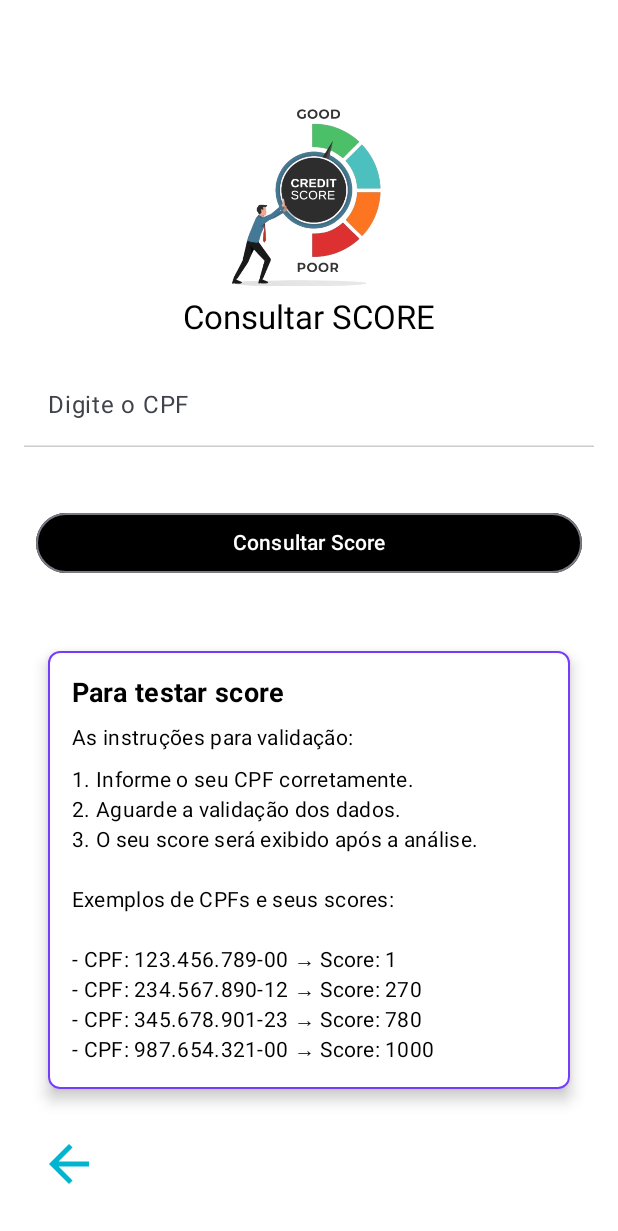
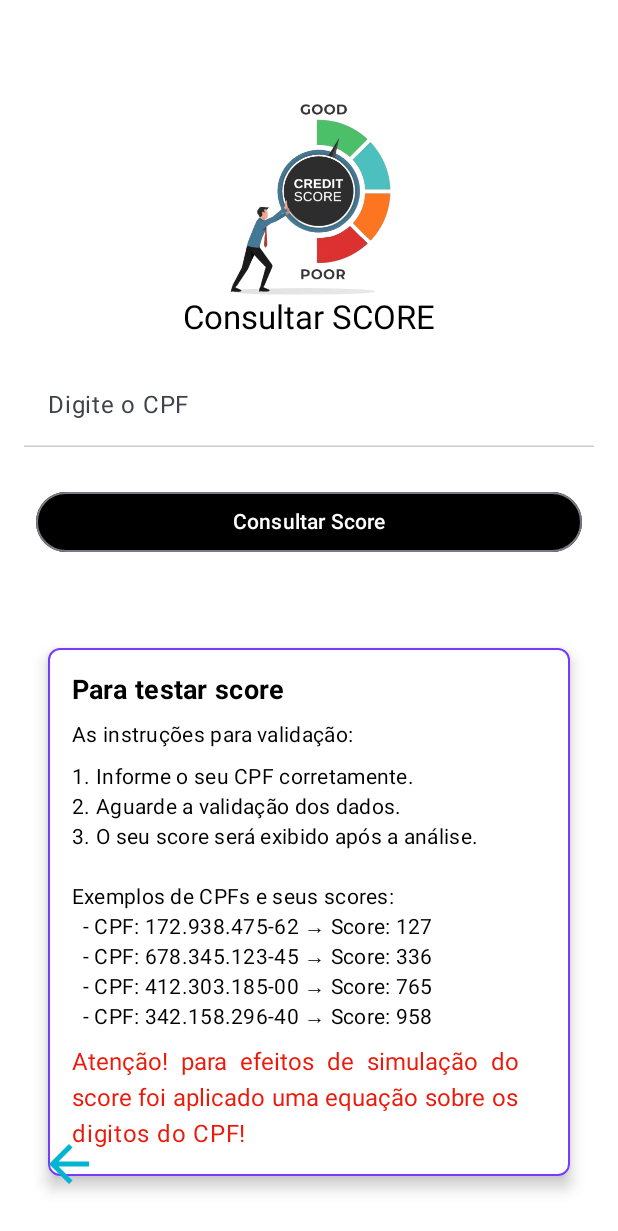
Before and after one commit to RaulAlencar/ChallengeQuod, an Android app built with Jetpack Compose: the CheckScoreScreen screen opened through its navigation route, on a phone screen of 412 x 824 dp. Shown: the top 1231 px of the screen. Run offline under Robolectric (Android 15) with nearby library versions, the phone set to English and light mode, and no system bars.

Commit message:
Mudanças na tela home e validações nas telas SIM Swap, Autenticacao cadastral e Score antifraude

```diff
--- a/app/src/main/java/br/com/fiap/challengequod/screens/CheckScoreScreen.kt
+++ b/app/src/main/java/br/com/fiap/challengequod/screens/CheckScoreScreen.kt
@@ -41,6 +41,7 @@ import androidx.compose.ui.res.painterResource
 import androidx.compose.ui.text.font.FontWeight
 import androidx.compose.ui.text.input.KeyboardType
 import androidx.compose.ui.text.style.TextAlign
+import androidx.compose.ui.text.style.TextDecoration
 import androidx.compose.ui.unit.dp
 import androidx.compose.ui.unit.sp
 import androidx.navigation.NavController
@@ -123,7 +124,7 @@ fun CheckScoreScreen(navController: NavController) {
                 )
             }
 
-            Spacer(modifier = Modifier.height(40.dp))
+            Spacer(modifier = Modifier.height(26.dp))
 
             // Botão de Verificação
             OutlinedButton(
@@ -147,17 +148,22 @@ fun CheckScoreScreen(navController: NavController) {
                 Text(text = "Consultar Score", fontSize = 14.sp)
             }
 
+            Spacer(modifier = Modifier.height(24.dp))
             // Exibe o score calculado
             if (score > 0) {
                 Text(
                     text = "Seu Score é: $score",
-                    style = MaterialTheme.typography.titleMedium,
-                    color = BlackQuod
+                    style = MaterialTheme.typography.titleMedium.copy(
+                        textDecoration = TextDecoration.Underline
+                    ),
+                    color = PurpleQuod,
+                    fontSize = 22.sp
                 )
+
             }
 
             // Card com título e instruções
-            Spacer(modifier = Modifier.height(32.dp)) // Espaço antes do Card
+            Spacer(modifier = Modifier.height(20.dp)) // Espaço antes do Card
 
             Card(
                 modifier = Modifier
@@ -201,15 +207,22 @@ fun CheckScoreScreen(navController: NavController) {
                             3. O seu score será exibido após a análise.
 
                             Exemplos de CPFs e seus scores:
-
-                            - CPF: 123.456.789-00 → Score: 1
-                            - CPF: 234.567.890-12 → Score: 270
-                            - CPF: 345.678.901-23 → Score: 780
-                            - CPF: 987.654.321-00 → Score: 1000
+                              - CPF: 172.938.475-62 → Score: 127
+                              - CPF: 678.345.123-45 → Score: 336
+                              - CPF: 412.303.185-00 → Score: 765
+                              - CPF: 342.158.296-40 → Score: 958
                              """.trimIndent(),
                         style = MaterialTheme.typography.bodyMedium,
                         color = BlackQuod
-            )
+                    )
+                    Spacer(modifier = Modifier.height(8.dp))
+                    Text(
+                        text = "Atenção! para efeitos de simulação do score foi aplicado" +
+                                " uma equação sobre os digitos do CPF!",
+                        textAlign = TextAlign.Justify,
+                        color = Color(0xFFEC1A0A)
+                    )
+
                 }
             }
         }
--- a/app/src/main/java/br/com/fiap/challengequod/screens/HomeScreen.kt
+++ b/app/src/main/java/br/com/fiap/challengequod/screens/HomeScreen.kt
@@ -198,14 +198,14 @@ fun HomeScreen(navController: NavController) {
             ){
                 CardItem(
                     title = "Biometria Facial",
-                    color = BlueQuod
+                    imageResId = R.drawable.biometria_facial
                 ){
                     // Ação para Biometria Facial
                     navController.navigate("biometriaFacial")
                 }
                 CardItem(
                     title = "Biometria Digital",
-                    color = BlueQuod
+                    imageResId = R.drawable.biometria_digital
                 ){
                     // Ação para Biometria Facial
                     navController.navigate("camera")
@@ -220,7 +220,7 @@ fun HomeScreen(navController: NavController) {
             ) {
                 CardItem(
                     title = "Análise de Documento",
-                    color = BlueQuod
+                    imageResId = R.drawable.pesquisa_documento
                 ){
                     // Ação para Biometria Facial
                     navController.navigate("biometria_facial")
@@ -228,7 +228,7 @@ fun HomeScreen(navController: NavController) {
 
                 CardItem(
                     title = "SIM SWAP",
-                    color = BlueQuod
+                    imageResId = R.drawable.chip_sim_swap
                 ){
                     // Ação para Biometria Facial
                     navController.navigate("SIMSwap")
@@ -241,7 +241,7 @@ fun HomeScreen(navController: NavController) {
             ){
                 CardItem(
                     title = "Autenticação Cadastral",
-                    color = BlueQuod
+                    imageResId = R.drawable.cadastro
                 ){
                     // Ação para Biometria Facial
                     navController.navigate("autenticacaoCadastral")
@@ -249,7 +249,7 @@ fun HomeScreen(navController: NavController) {
 
                 CardItem(
                     title = "Score Antifraude",
-                    color = BlueQuod
+                    imageResId = R.drawable.score
                 ){
                     // Ação para Biometria Facial
                     navController.navigate("score")
@@ -264,34 +264,34 @@ fun HomeScreen(navController: NavController) {
 }
 
 @Composable
-fun CardItem(title: String, color: Color, onClick: () -> Unit) {
+fun CardItem(title: String, imageResId: Int, onClick: () -> Unit) {
     Card(
         modifier = Modifier
-            .width(160.dp)
-            .height(120.dp)
+            .width(170.dp)
+            .height(140.dp)
             .clickable { onClick() },
         shape = RoundedCornerShape(16.dp),
-        colors = CardDefaults.cardColors(containerColor = color),
+        colors = CardDefaults.cardColors(containerColor = BlueQuod),
         elevation = CardDefaults.cardElevation(6.dp)
     ) {
         Column(
             modifier = Modifier
-                .fillMaxSize()
-                .padding(8.dp),
+                .fillMaxSize(),
+                //.padding(1.dp),
             horizontalAlignment = Alignment.CenterHorizontally,
             verticalArrangement = Arrangement.Center
         ) {
 
             Box(
                 modifier = Modifier
-                    .size(50.dp)
+                    .size(70.dp)
                     .background(WhiteQuod, shape = CircleShape),
                 contentAlignment = Alignment.Center
             ) {
-                Text(
-                    text = title.first().toString(),
-                    style = MaterialTheme.typography.titleLarge,
-                    color = color
+                Image(
+                    painter = painterResource(imageResId), // Passa a imagem ou ícone
+                    contentDescription = "Ícone de $title", // Descrição do ícone
+                    modifier = Modifier.size(50.dp) // Tamanho do ícone ou imagem
                 )
             }
             Spacer(modifier = Modifier.height(8.dp))
```
Also changed, not shown: app/src/main/java/br/com/fiap/challengequod/utils/GeneralUtils.kt (+20 -11 lines), app/src/main/res/drawable/biometria_digital.png (added), app/src/main/res/drawable/biometria_facial.png (added), app/src/main/res/drawable/cadastro.png (added), app/src/main/res/drawable/chip_sim_swap.png, app/src/main/res/drawable/pesquisa_documento.png (added), app/src/main/res/drawable/score.png, app/src/main/res/drawable/score_icone.jpg (added).
